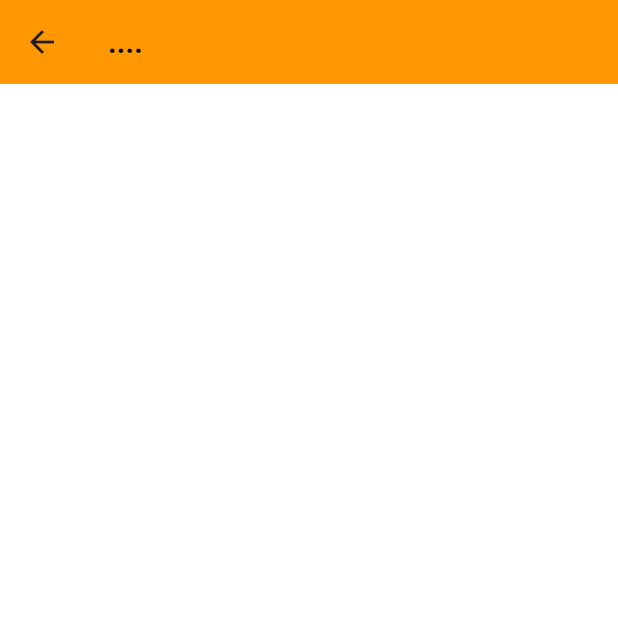
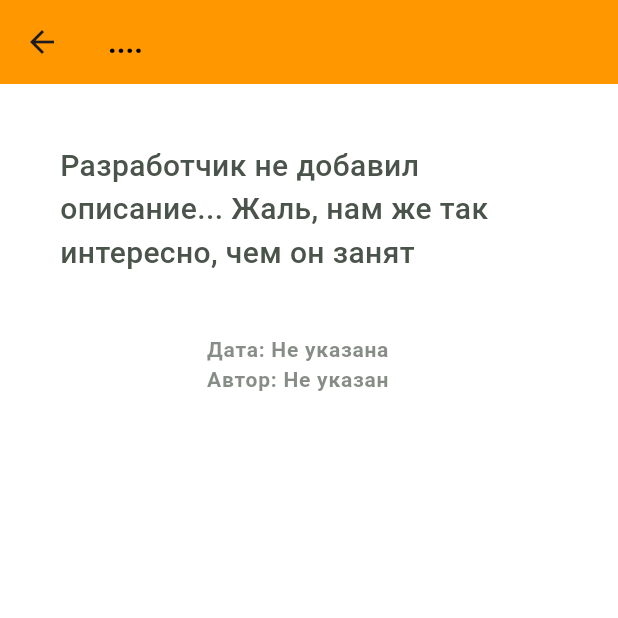
Before and after one commit to roadtosomething/just_talk, a Flutter app: the NewsScreen screen opened by its route, on a phone screen of 412 x 824 dp, the top half of it. Run offline on Flutter 3.47's test engine with Material 3 defaults, Android fonts, the phone set to English and light mode, and no system bars; our stand-ins replace dio; network calls fail; statements that could not run were skipped.

Commit message:
add new functional

```diff
--- a/lib/features/help_page/widgets/write_button.dart
+++ b/lib/features/help_page/widgets/write_button.dart
@@ -11,6 +11,6 @@ class WriteButton extends StatelessWidget {
           'Написать',
           style: Theme.of(context).textTheme.bodyMedium,
         )
-    );;
+    );
   }
 }
--- a/lib/features/news/view/news_screen.dart
+++ b/lib/features/news/view/news_screen.dart
@@ -1,4 +1,5 @@
 import 'package:flutter/material.dart';
+import 'package:just_talk/repositories/just_talk/models/news_model.dart';
 
 class NewsScreen extends StatefulWidget {
   const NewsScreen({super.key});
@@ -9,22 +10,42 @@ class NewsScreen extends StatefulWidget {
 
 class _NewsScreenState extends State<NewsScreen> {
 
-  String? pageName;
+  NewsModel? newsModel;
 
   @override
   void didChangeDependencies() {
     final args = ModalRoute.of(context)?.settings.arguments;
-    assert(args != null && args is String, 'You must provide String args');
-    pageName = args as String;
+    assert(args is NewsModel, 'You must provide NewsModel args');
+    newsModel = args as NewsModel;
     setState(() {});
     super.didChangeDependencies();
   }
   @override
   Widget build(BuildContext context) {
     return Scaffold(
-      appBar: AppBar(
-        title: Text(pageName ?? '....'),
-      ),
+        appBar: AppBar(
+          title: Text(newsModel?.title ?? '....'),
+        ),
+        body: ListView(
+            children: [
+              Container(
+                padding: const EdgeInsets.all(40),
+              child: Text(newsModel?.description ?? 'Разработчик не добавил описание... Жаль, нам же так интересно, чем он занят',
+                  style: Theme.of(context).textTheme.bodyMedium)
+              ),
+              Container(
+                padding: const EdgeInsets.only(right: 15),
+                child:Column(
+                    children: [
+                      Text('Дата: ${newsModel?.date ?? 'Не указана'}',
+                        style: Theme.of(context).textTheme.labelSmall,),
+                      Text('Автор: ${newsModel?.author ?? 'Не указан'}',
+                          style: Theme.of(context).textTheme.labelSmall)
+                    ],
+                ),
+              )
+            ],
+        )
     );
   }
 }
--- /dev/null
+++ b/lib/repositories/just_talk/models/author_model.dart
@@ -0,0 +1,16 @@
+class AuthorModel {
+  final String name;
+  final String orgName;
+
+  AuthorModel({
+    required this.name,
+    required this.orgName
+  });
+
+  factory AuthorModel.fromJson(Map<String, dynamic> json) {
+    return AuthorModel(
+      name: json['name'],
+      orgName: json['orgName'],
+    );
+  }
+}
--- /dev/null
+++ b/lib/repositories/just_talk/models/news_model.dart
@@ -0,0 +1,29 @@
+import 'package:just_talk/repositories/just_talk/models/author_model.dart';
+
+class NewsModel {
+  final int id;
+  final String title;
+  final String description;
+  final String author;
+  final DateTime date;
+
+
+  NewsModel({
+    required this.id,
+    required this.title,
+    required this.description,
+    required this.author,
+    required this.date});
+
+  factory NewsModel.fromJson(Map<String, dynamic> json) {
+    return NewsModel(
+      id: json['id'],
+      title: json['title'],
+      description: json['description'],
+      author: AuthorModel.fromJson(json['author']).name,
+      date: json['date']
+    );
+
+
+  }
+}
--- a/lib/theme/theme.dart
+++ b/lib/theme/theme.dart
@@ -16,6 +16,11 @@ final lightTheme = ThemeData(
     ),
     scaffoldBackgroundColor: Colors.white,
     textTheme: const TextTheme(
+      bodySmall: TextStyle(
+        color: Color(0xFF4A544A),
+        fontWeight: FontWeight.w500,
+        fontSize: 12,
+      ),
       bodyLarge: TextStyle(
         color: Color(0xFF4A544A),
         fontWeight: FontWeight.w700,
@@ -30,6 +35,6 @@ final lightTheme = ThemeData(
           color: Color(0xAA4A544A),
           fontWeight: FontWeight.w700,
           fontSize: 14,
-        )
+        ),
     ),
 );
--- a/pubspec.yaml
+++ b/pubspec.yaml
@@ -10,6 +10,9 @@ dependencies:
     sdk: flutter
   cupertino_icons: ^1.0.6
   url_launcher: ^6.2.5
+  web_socket_channel: ^2.4.4
+  dio: ^5.4.1
+  intl: ^0.19.0
 
 dev_dependencies:
   flutter_test:
```
Also changed, not shown: lib/features/news_list/view/news_list_screen.dart (+28 -5 lines), lib/features/news_list/widgets/news_list_tile.dart (+6 -5 lines), lib/repositories/just_talk/news_list_repository.dart (added, +14 -0 lines), pubspec.lock, 2 other files.
